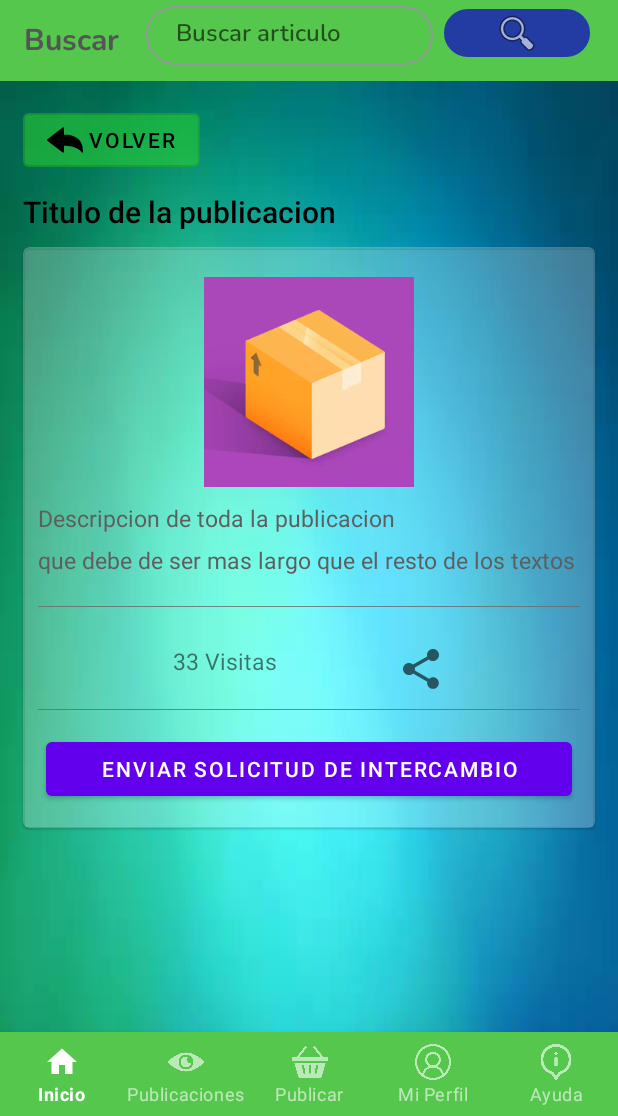
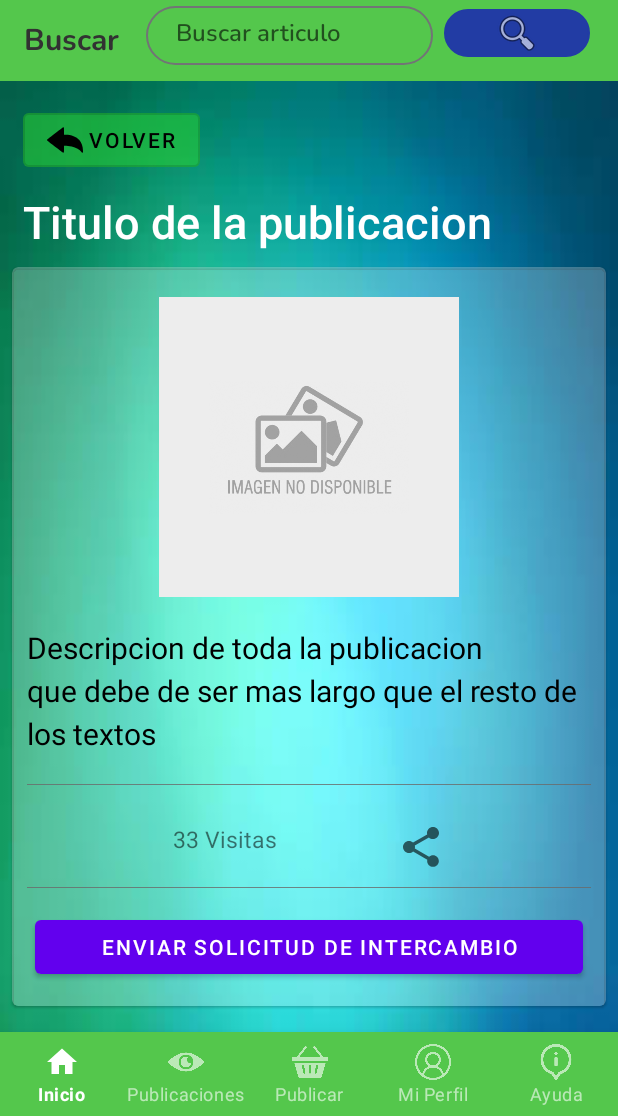
Before and after one commit to CabezasFive/Truekapp, an Android app: the VerPublicacion screen opened through its navigation route, on a phone screen of 412 x 824 dp, the part 120-1236 px from its top. Run offline under Robolectric (Android 15) with nearby library versions, the phone set to English and light mode, and no system bars; our stand-ins replace Firebase (no records; nobody signed in at launch, a user with empty details on screens opened directly), Picasso; pictures from the network do not load; 3 statements that could not run were skipped.

Commit message:
Vista de la publicacion y funcionando el boton de compartir desde el listado como desde la card de la publicacion

```diff
--- a/app/src/main/java/com/cabezasfive/truekapp/ui/listadoPublicaciones/ListadoPublicacionesFragment.java
+++ b/app/src/main/java/com/cabezasfive/truekapp/ui/listadoPublicaciones/ListadoPublicacionesFragment.java
@@ -99,7 +99,7 @@ public class ListadoPublicacionesFragment extends Fragment {
 
         @Override
         protected void onPostExecute(ArrayList<Publicacion> resultado){
-            adapter = new AdapterListarPublicaciones(publicaciones, R.layout.publicacion_item);
+            adapter = new AdapterListarPublicaciones(publicaciones, R.layout.publicacion_item, getContext());
 
             adapter.setOnClickListener(new View.OnClickListener() {
                 @Override
--- a/app/src/main/java/com/cabezasfive/truekapp/ui/verPublicacion/VerPublicacion.java
+++ b/app/src/main/java/com/cabezasfive/truekapp/ui/verPublicacion/VerPublicacion.java
@@ -1,6 +1,7 @@
 package com.cabezasfive.truekapp.ui.verPublicacion;
 
 
+import android.content.Intent;
 import android.os.Bundle;
 
 import androidx.annotation.NonNull;
@@ -12,19 +13,25 @@ import android.view.LayoutInflater;
 import android.view.View;
 import android.view.ViewGroup;
 import android.widget.Button;
+import android.widget.ImageButton;
+import android.widget.ImageView;
 import android.widget.TextView;
+import android.widget.Toast;
 
 
 import com.cabezasfive.truekapp.R;
 import com.cabezasfive.truekapp.models.Publicacion;
+import com.squareup.picasso.Picasso;
 
 public class VerPublicacion extends Fragment {
 
 
     private Button btnVolver;
 
-    private TextView tvTitulo;
+    private TextView tvTitulo, tvDescripcion;
+    private ImageView ivVerPublicacion;
 
+    private ImageButton btnShare;
 
     private Publicacion publicacion;
 
@@ -36,11 +43,6 @@ public class VerPublicacion extends Fragment {
 
     }
 
-    public static VerPublicacion newInstance(String param1, String param2) {
-        VerPublicacion fragment = new VerPublicacion();
-
-        return fragment;
-    }
 
     @Override
     public void onCreate(Bundle savedInstanceState) {
@@ -63,6 +65,9 @@ public class VerPublicacion extends Fragment {
         btnVolver = view.findViewById(R.id.btnVolverVerPublicacion);
 
         tvTitulo = view.findViewById(R.id.tituloVerPublicacion);
+        tvDescripcion = view.findViewById(R.id.descripcionVerPublicacion);
+        ivVerPublicacion = view.findViewById(R.id.imagenVerPublicacion);
+        btnShare = view.findViewById(R.id.shareVerPublicacion);
 
 
         btnVolver.setOnClickListener(new View.OnClickListener() {
@@ -72,7 +77,29 @@ public class VerPublicacion extends Fragment {
             }
         });
 
+        btnShare.setOnClickListener(new View.OnClickListener() {
+            @Override
+            public void onClick(View view) {
+                Intent i = new Intent(Intent.ACTION_SEND);
+                i.setType("text/plain");
+                String shareBody = "http://www.store-a-descarga-de-app-Tuekapp/";
+                String shareSubject = "Mira esta publicación que encontré en Truekapp\n" + publicacion.getTitulo() + "\n Truekapp – Una aplicación donde podés intercambiar lo que desees sin gastar un peso";
+                i.putExtra(Intent.EXTRA_SUBJECT,shareSubject);
+                i.putExtra(Intent.EXTRA_TEXT, shareBody);
+                startActivity(Intent.createChooser(i,"Truekapp Link"));
+                Toast.makeText(getContext(), "Share!!", Toast.LENGTH_SHORT).show();
+            }
+        });
+
         tvTitulo.setText(publicacion.getTitulo());
+        tvDescripcion.setText(publicacion.getDescripcion());
+
+        if (publicacion.getImagen01() != null){
+            String url = publicacion.getImagen01();
+            Picasso.get().load(url).into(ivVerPublicacion);
+        }else {
+            ivVerPublicacion.setImageResource(R.drawable.sin_imagen);
+        }
 
 
         return view;
--- a/app/src/main/res/drawable/search_layout.xml
+++ b/app/src/main/res/drawable/search_layout.xml
@@ -1,7 +1,7 @@
 <?xml version="1.0" encoding="utf-8"?>
 <shape xmlns:android="http://schemas.android.com/apk/res/android">
 
-    <stroke android:color="#95989A" android:width="1dp"/>
+    <stroke android:color="#727476" android:width="1dp"/>
     <corners android:radius="30dp"/>
 
 </shape>
--- a/app/src/main/res/layout/activity_main.xml
+++ b/app/src/main/res/layout/activity_main.xml
@@ -84,7 +84,7 @@
                 android:layout_marginTop="92dp"
                 android:fontFamily="@font/nunito_bold"
                 android:text="Buscar"
-                android:textColor="#555555"
+                android:textColor="#323232"
                 android:textSize="20sp"
                 app:layout_constraintStart_toStartOf="parent"
                 app:layout_constraintTop_toTopOf="parent" />
@@ -120,7 +120,7 @@
                 android:paddingTop="10dp"
                 android:paddingRight="20dp"
                 android:paddingBottom="10dp"
-                android:textColor="#999999"
+                android:textColor="#000000"
                 android:textSize="16sp"
                 app:layout_constraintEnd_toEndOf="parent"
                 app:layout_constraintHorizontal_bias="0.44"
--- a/app/src/main/res/layout/fragment_ver_publicacion.xml
+++ b/app/src/main/res/layout/fragment_ver_publicacion.xml
@@ -29,8 +29,8 @@
         android:text="Titulo de la publicacion"
         android:gravity="left"
         android:paddingLeft="15dp"
-        android:textSize="20sp"
-        android:textColor="@color/black"
+        android:textSize="30sp"
+        android:textColor="#FFFFFF"
         android:fontFamily="sans-serif-medium"
         android:autoSizeTextType="uniform"
         />
@@ -39,7 +39,7 @@
     <com.google.android.material.card.MaterialCardView
         android:layout_width="match_parent"
         android:layout_height="wrap_content"
-        android:layout_marginHorizontal="15dp"
+        android:layout_marginHorizontal="8dp"
         android:layout_marginVertical="10dp"
         cardCornerRadius="15dp"
         android:backgroundTint="#40FFFFFF"
@@ -58,8 +58,8 @@
 
                 <ImageView
                     android:id="@+id/imagenVerPublicacion"
-                    android:layout_width="140dp"
-                    android:layout_height="140dp"
+                    android:layout_width="200dp"
+                    android:layout_height="200dp"
                     android:layout_marginTop="20dp"
                     android:scaleType="centerCrop"
                     android:layout_gravity="center"
@@ -70,15 +70,15 @@
                     android:id="@+id/descripcionVerPublicacion"
                     android:layout_width="match_parent"
                     android:layout_height="wrap_content"
-                    android:layout_marginTop="10dp"
+                    android:layout_marginTop="20dp"
                     android:text="Descripcion de toda la publicacion
                                     que debe de ser mas largo que el resto de los textos"
                     android:gravity="left"
                     android:paddingLeft="10dp"
-                    android:textSize="15sp"
-                    android:textColor="#5E5E5E"
+                    android:textSize="20sp"
+                    android:textColor="#000000"
                     android:fontFamily="sans-serif"
-                    android:lineSpacingExtra="10dp"
+                    android:lineSpacingExtra="5dp"
                     android:autoSizeTextType="uniform"
                     />
 
```
Also changed, not shown: app/src/main/java/com/cabezasfive/truekapp/adapters/AdapterListarPublicaciones.java (+26 -1 lines), app/src/main/res/layout/activity_splash.xml (+7 -2 lines), app/src/main/res/layout/publicacion_item.xml (+7 -4 lines), app/src/main/res/drawable-v24/sin_imagen.jpg (added).
